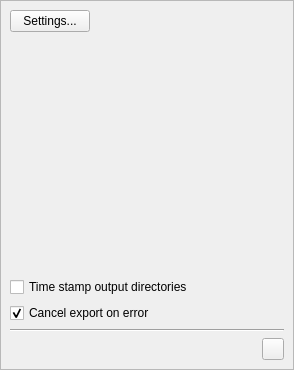
spine-tools/spine-items, file spine_items/gdx_exporter/ui/gdx_exporter_properties.ui: the form before one commit.
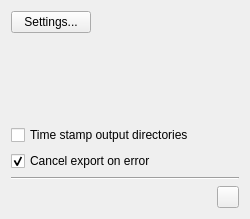
The form after the commit. Icons and pictures are not drawn.

Commit message:
Add option to paint icon in the background of properties widget
This is to help identifying the properties widget.

Diff of the .ui file:
```diff
--- a/spine_items/gdx_exporter/ui/gdx_exporter_properties.ui
+++ b/spine_items/gdx_exporter/ui/gdx_exporter_properties.ui
@@ -18,44 +18,14 @@
    <rect>
     <x>0</x>
     <y>0</y>
-    <width>294</width>
-    <height>370</height>
+    <width>250</width>
+    <height>219</height>
    </rect>
   </property>
   <property name="windowTitle">
    <string>Form</string>
   </property>
   <layout class="QVBoxLayout" name="verticalLayout">
-   <property name="spacing">
-    <number>0</number>
-   </property>
-   <property name="leftMargin">
-    <number>0</number>
-   </property>
-   <property name="topMargin">
-    <number>0</number>
-   </property>
-   <property name="rightMargin">
-    <number>0</number>
-   </property>
-   <property name="bottomMargin">
-    <number>0</number>
-   </property>
-   <item>
-    <widget class="QScrollArea" name="scrollArea_6">
-     <property name="widgetResizable">
-      <bool>true</bool>
-     </property>
-     <widget class="QWidget" name="scrollAreaWidgetContents_5">
-      <property name="geometry">
-       <rect>
-        <x>0</x>
-        <y>0</y>
-        <width>292</width>
-        <height>368</height>
-       </rect>
-      </property>
-      <layout class="QVBoxLayout" name="verticalLayout_2">
        <item>
         <layout class="QHBoxLayout" name="horizontalLayout_2">
          <item>
@@ -175,10 +145,6 @@
           </widget>
          </item>
         </layout>
-       </item>
-      </layout>
-     </widget>
-    </widget>
    </item>
   </layout>
  </widget>
```
Lines whose indentation alone changed are shown as unchanged. The commit also changes 29 other files.
